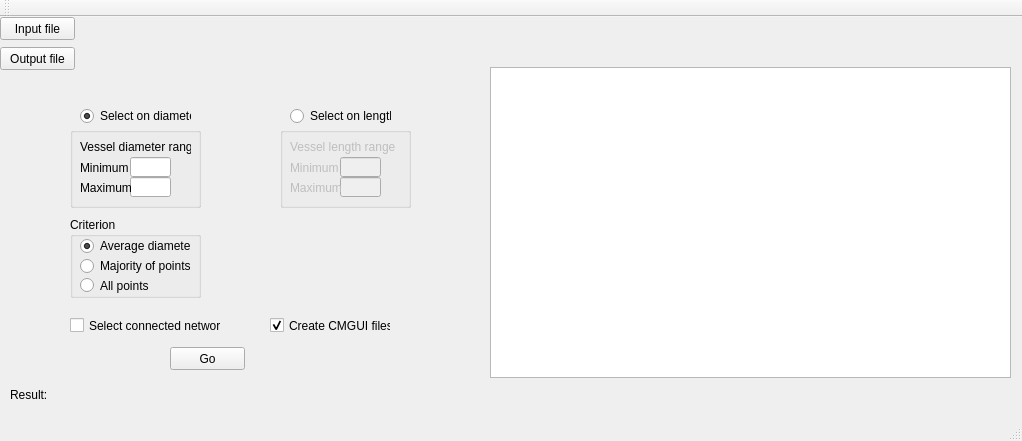
Above: Qt/Selecter/mainwindow.ui from gibbogle/vessel-tools before the change. Below: the same form after it.
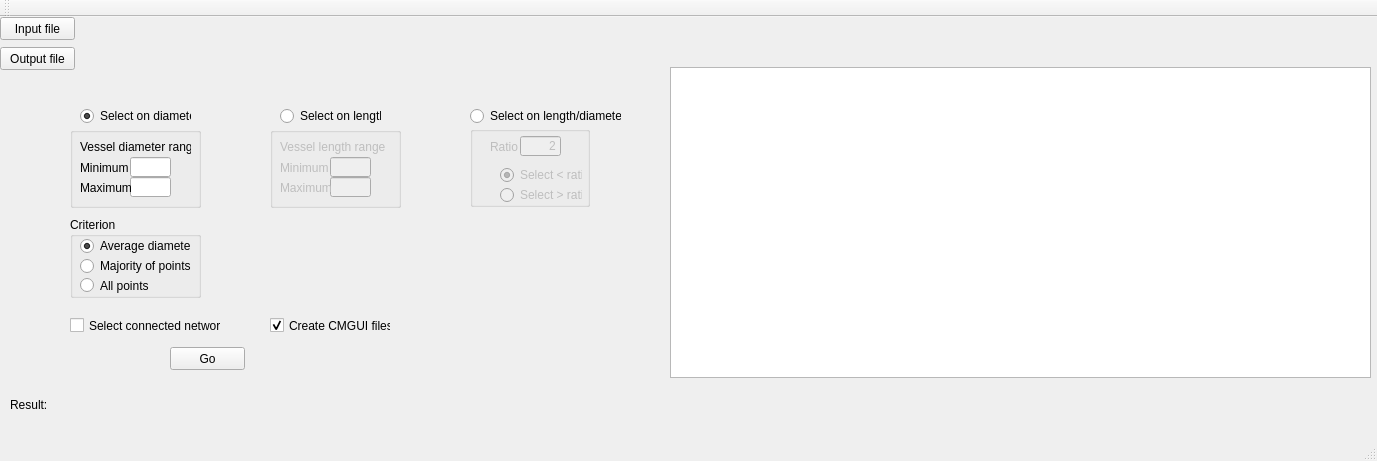
That is the form after the change.

```diff
--- a/Qt/Selecter/mainwindow.ui
+++ b/Qt/Selecter/mainwindow.ui
@@ -6,8 +6,8 @@
    <rect>
     <x>0</x>
     <y>0</y>
-    <width>1022</width>
-    <height>441</height>
+    <width>1377</width>
+    <height>461</height>
    </rect>
   </property>
   <property name="windowTitle">
@@ -83,7 +83,7 @@
     <property name="geometry">
      <rect>
       <x>10</x>
-      <y>370</y>
+      <y>380</y>
       <width>41</width>
       <height>16</height>
      </rect>
@@ -96,8 +96,8 @@
     <property name="geometry">
      <rect>
       <x>50</x>
-      <y>370</y>
-      <width>961</width>
+      <y>380</y>
+      <width>1321</width>
       <height>16</height>
      </rect>
     </property>
@@ -108,9 +108,9 @@
    <widget class="QTextEdit" name="textEdit">
     <property name="geometry">
      <rect>
-      <x>490</x>
+      <x>670</x>
       <y>50</y>
-      <width>521</width>
+      <width>701</width>
       <height>311</height>
      </rect>
     </property>
@@ -233,7 +233,7 @@
    <widget class="QRadioButton" name="radioButton_length">
     <property name="geometry">
      <rect>
-      <x>290</x>
+      <x>280</x>
       <y>90</y>
       <width>101</width>
       <height>18</height>
@@ -324,7 +324,7 @@
     </property>
     <property name="geometry">
      <rect>
-      <x>280</x>
+      <x>270</x>
       <y>110</y>
       <width>131</width>
       <height>81</height>
@@ -393,6 +393,102 @@
      </property>
     </widget>
    </widget>
+   <widget class="QGroupBox" name="groupBox_ratio">
+    <property name="enabled">
+     <bool>false</bool>
+    </property>
+    <property name="geometry">
+     <rect>
+      <x>470</x>
+      <y>109</y>
+      <width>120</width>
+      <height>81</height>
+     </rect>
+    </property>
+    <property name="title">
+     <string/>
+    </property>
+    <widget class="QLabel" name="label_ratio">
+     <property name="geometry">
+      <rect>
+       <x>20</x>
+       <y>10</y>
+       <width>31</width>
+       <height>21</height>
+      </rect>
+     </property>
+     <property name="text">
+      <string>Ratio</string>
+     </property>
+    </widget>
+    <widget class="QLineEdit" name="lineEditRatio">
+     <property name="geometry">
+      <rect>
+       <x>50</x>
+       <y>10</y>
+       <width>41</width>
+       <height>20</height>
+      </rect>
+     </property>
+     <property name="inputMask">
+      <string>2; </string>
+     </property>
+     <property name="alignment">
+      <set>Qt::AlignRight|Qt::AlignTrailing|Qt::AlignVCenter</set>
+     </property>
+    </widget>
+    <widget class="QRadioButton" name="radioButton_ratio_less">
+     <property name="geometry">
+      <rect>
+       <x>30</x>
+       <y>40</y>
+       <width>82</width>
+       <height>18</height>
+      </rect>
+     </property>
+     <property name="text">
+      <string>Select &lt; ratio</string>
+     </property>
+     <property name="checked">
+      <bool>true</bool>
+     </property>
+     <attribute name="buttonGroup">
+      <string>buttonGroup_ratio</string>
+     </attribute>
+    </widget>
+    <widget class="QRadioButton" name="radioButton_ratio_more">
+     <property name="geometry">
+      <rect>
+       <x>30</x>
+       <y>60</y>
+       <width>82</width>
+       <height>18</height>
+      </rect>
+     </property>
+     <property name="text">
+      <string>Select &gt; ratio</string>
+     </property>
+     <attribute name="buttonGroup">
+      <string>buttonGroup_ratio</string>
+     </attribute>
+    </widget>
+   </widget>
+   <widget class="QRadioButton" name="radioButton_ratio">
+    <property name="geometry">
+     <rect>
+      <x>470</x>
+      <y>90</y>
+      <width>151</width>
+      <height>18</height>
+     </rect>
+    </property>
+    <property name="text">
+     <string>Select on length/diameter</string>
+    </property>
+    <attribute name="buttonGroup">
+     <string>buttonGroup_selection</string>
+    </attribute>
+   </widget>
   </widget>
   <widget class="QMenuBar" name="menuBar">
    <property name="geometry">
```
Left out of the diff: 9 changed lines with no effect on the pictures.
